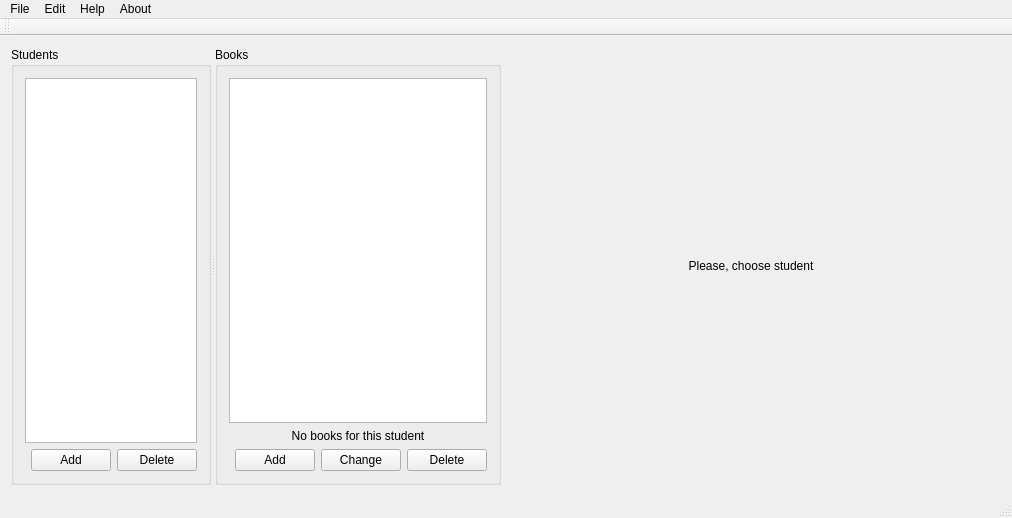
This is GUI/MainWindow.ui in AntonyYurchenko/Library as Qt 5 draws it before an edit. The edited form follows.
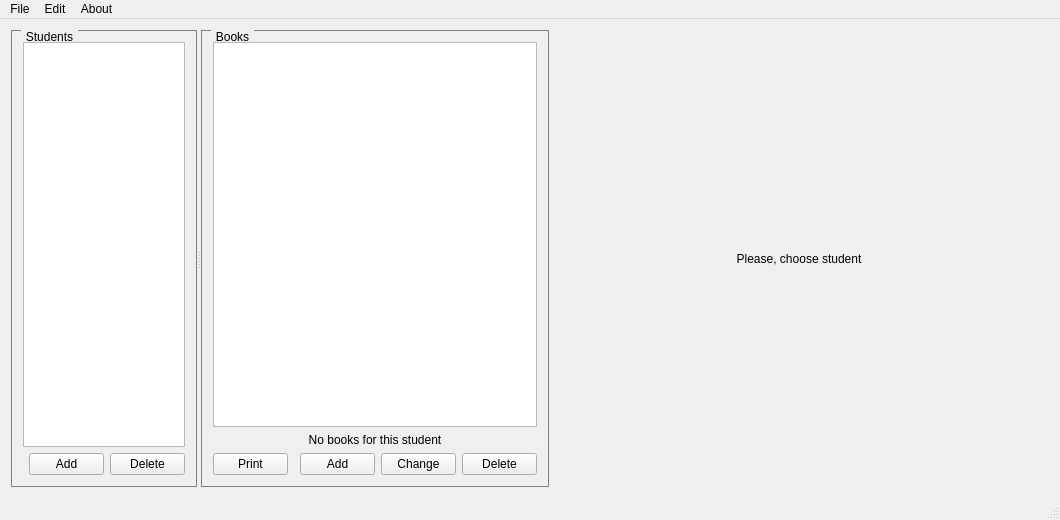
This is the edited form. Icons and pictures are not drawn.

Patch:
```diff
--- a/GUI/MainWindow.ui
+++ b/GUI/MainWindow.ui
@@ -6,8 +6,8 @@
    <rect>
     <x>0</x>
     <y>0</y>
-    <width>1000</width>
-    <height>518</height>
+    <width>1048</width>
+    <height>520</height>
    </rect>
   </property>
   <property name="windowTitle">
@@ -34,6 +34,19 @@
          <verstretch>0</verstretch>
         </sizepolicy>
        </property>
+       <property name="styleSheet">
+        <string notr="true">QGroupBox {
+    border: 1px solid gray;
+
+    margin-top: 0.5em;
+}
+
+QGroupBox::title {
+    subcontrol-origin: margin;
+    left: 10px;
+    padding: 0 3px 0 3px;
+}</string>
+       </property>
        <property name="title">
         <string>Students</string>
        </property>
@@ -60,6 +73,12 @@
         </item>
         <item row="1" column="1">
          <widget class="QPushButton" name="addBtn">
+          <property name="maximumSize">
+           <size>
+            <width>75</width>
+            <height>16777215</height>
+           </size>
+          </property>
           <property name="text">
            <string>Add</string>
           </property>
@@ -67,6 +86,12 @@
         </item>
         <item row="1" column="2">
          <widget class="QPushButton" name="deleteBtn">
+          <property name="maximumSize">
+           <size>
+            <width>75</width>
+            <height>16777215</height>
+           </size>
+          </property>
           <property name="text">
            <string>Delete</string>
           </property>
@@ -108,11 +133,36 @@
             <verstretch>0</verstretch>
            </sizepolicy>
           </property>
+          <property name="styleSheet">
+           <string notr="true">QGroupBox {
+    border: 1px solid gray;
+    margin-top: 0.5em;
+}
+
+QGroupBox::title {
+    subcontrol-origin: margin;
+    left: 10px;
+    padding: 0 3px 0 3px;
+}</string>
+          </property>
           <property name="title">
            <string>Books</string>
           </property>
           <layout class="QGridLayout" name="gridLayout_2">
-           <item row="2" column="0">
+           <item row="2" column="2">
+            <widget class="QPushButton" name="addBookBtn">
+             <property name="maximumSize">
+              <size>
+               <width>75</width>
+               <height>16777215</height>
+              </size>
+             </property>
+             <property name="text">
+              <string>Add</string>
+             </property>
+            </widget>
+           </item>
+           <item row="2" column="1">
             <spacer name="horizontalSpacer_2">
              <property name="orientation">
               <enum>Qt::Horizontal</enum>
@@ -125,35 +175,53 @@
              </property>
             </spacer>
            </item>
-           <item row="2" column="2">
-            <widget class="QPushButton" name="changeBookBtn">
-             <property name="text">
-              <string>Change</string>
-             </property>
-            </widget>
-           </item>
-           <item row="2" column="1">
-            <widget class="QPushButton" name="addBookBtn">
-             <property name="text">
-              <string>Add</string>
-             </property>
-            </widget>
-           </item>
-           <item row="2" column="3">
+           <item row="2" column="4">
             <widget class="QPushButton" name="deleteBookBtn">
+             <property name="maximumSize">
+              <size>
+               <width>75</width>
+               <height>16777215</height>
+              </size>
+             </property>
              <property name="text">
               <string>Delete</string>
              </property>
             </widget>
            </item>
-           <item row="0" column="0" colspan="4">
+           <item row="2" column="3">
+            <widget class="QPushButton" name="changeBookBtn">
+             <property name="maximumSize">
+              <size>
+               <width>75</width>
+               <height>16777215</height>
+              </size>
+             </property>
+             <property name="text">
+              <string>Change</string>
+             </property>
+            </widget>
+           </item>
+           <item row="2" column="0">
+            <widget class="QPushButton" name="printBtn">
+             <property name="maximumSize">
+              <size>
+               <width>75</width>
+               <height>16777215</height>
+              </size>
+             </property>
+             <property name="text">
+              <string>Print</string>
+             </property>
+            </widget>
+           </item>
+           <item row="0" column="0" colspan="5">
             <widget class="QTableView" name="booksTable">
              <property name="sortingEnabled">
               <bool>true</bool>
              </property>
             </widget>
            </item>
-           <item row="1" column="0" colspan="4">
+           <item row="1" column="0" colspan="5">
             <widget class="QLabel" name="noBooksLabel">
              <property name="text">
               <string>No books for this student</string>
@@ -201,7 +269,7 @@
     <rect>
      <x>0</x>
      <y>0</y>
-     <width>1000</width>
+     <width>1048</width>
      <height>22</height>
     </rect>
    </property>
@@ -221,12 +289,6 @@
     <addaction name="actionCancel_last_action"/>
     <addaction name="actionAdd_student"/>
    </widget>
-   <widget class="QMenu" name="menuHelp">
-    <property name="title">
-     <string>Help</string>
-    </property>
-    <addaction name="actionGuide"/>
-   </widget>
    <widget class="QMenu" name="menuAbout">
     <property name="title">
      <string>About</string>
@@ -237,17 +299,8 @@
    </widget>
    <addaction name="menuFile"/>
    <addaction name="menuEdit"/>
-   <addaction name="menuHelp"/>
    <addaction name="menuAbout"/>
   </widget>
-  <widget class="QToolBar" name="mainToolBar">
-   <attribute name="toolBarArea">
-    <enum>TopToolBarArea</enum>
-   </attribute>
-   <attribute name="toolBarBreak">
-    <bool>false</bool>
-   </attribute>
-  </widget>
   <widget class="QStatusBar" name="statusBar"/>
   <action name="actionExit">
    <property name="text">
```
Left out of the diff: 34 changed lines with no effect on the pictures.
